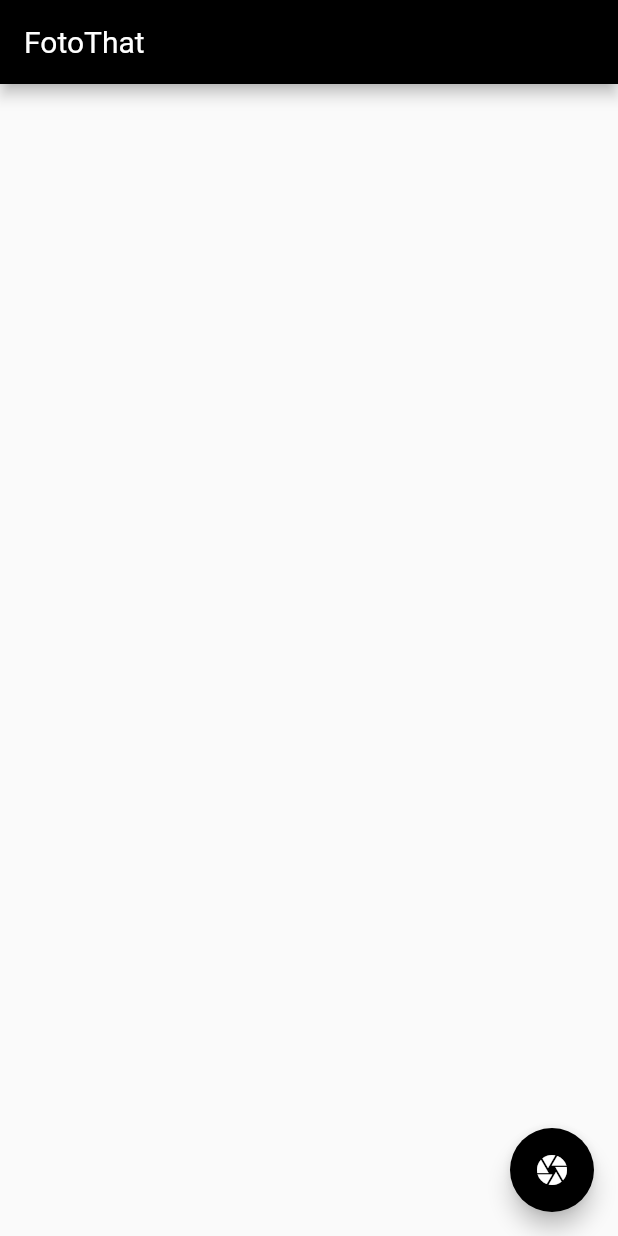
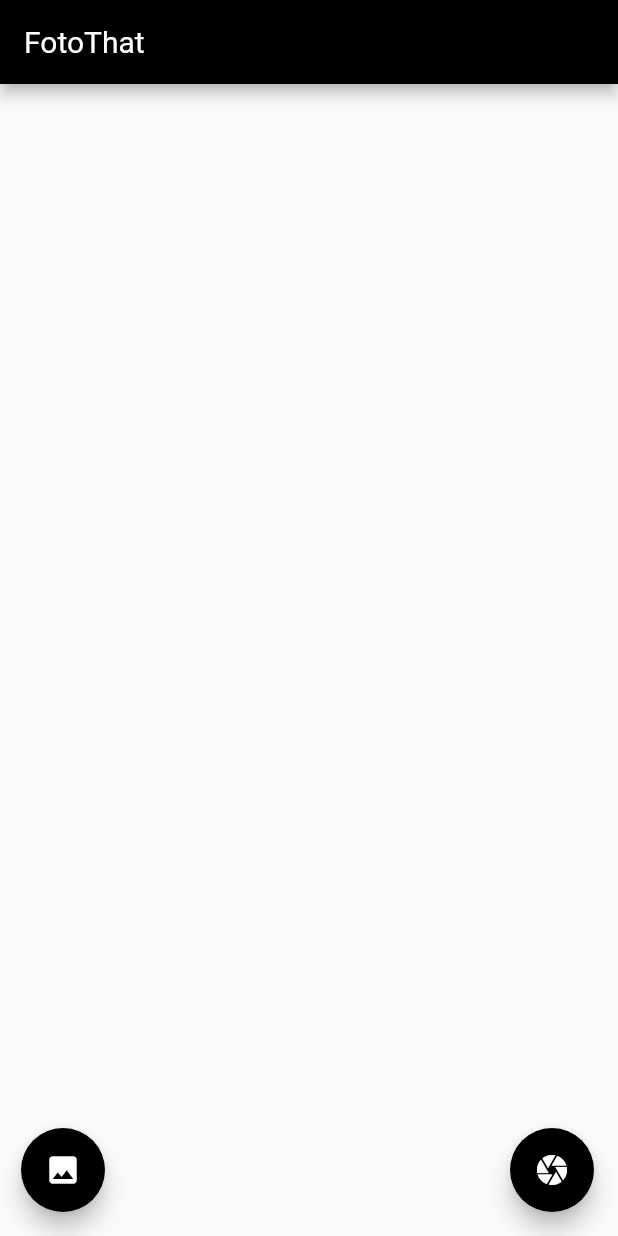
Before and after one commit to aswanthek1/hackathon-team-4, a Flutter app: the screen it shows after launch, on a phone screen of 412 x 824 dp. Run offline on Flutter 3.47's test engine with Material 2 defaults, Android fonts, the phone set to English and light mode, and no system bars; our stand-ins replace camera, image_picker.

Commit message:
Added image picker for gallery images

```diff
--- a/lib/global_state.dart
+++ b/lib/global_state.dart
@@ -1,12 +1,16 @@
 import 'package:flutter/material.dart';
 import 'package:camera/camera.dart';
+import 'package:image_picker/image_picker.dart';
 
 class ImageModel extends ChangeNotifier {
   final List<XFile> _images = [];
+  late List<XFile> _galleryImages = [];
 
   List<XFile> get images => _images;
+  List<XFile> get galleryImages => _galleryImages;
 
   void addImage(XFile image) {
+    print("$image firest");
     _images.add(image);
     notifyListeners();
   }
@@ -14,4 +18,8 @@ class ImageModel extends ChangeNotifier {
     _images.remove(image);
     notifyListeners();
   }
+  void addGalleryImage(XFile galleryImage) {
+    _galleryImages.add(galleryImage);
+    notifyListeners();
+  }
 }
--- a/lib/homepage.dart
+++ b/lib/homepage.dart
@@ -5,12 +5,33 @@ import 'dart:io';
 
 import "./my_camera.dart";
 import './global_state.dart';
+import 'package:image_picker/image_picker.dart';
 
 class MyHome extends StatelessWidget {
   const MyHome({super.key});
   @override
   Widget build(BuildContext context) {
     var imageModel = Provider.of<ImageModel>(context);
+    final ImagePicker imgpicker = ImagePicker();
+
+    openImages() async {
+      try {
+        var pickedfiles = await imgpicker.pickMultiImage();
+      if(pickedfiles != null) {
+        for(var i=0; i<pickedfiles.length; i++){
+          imageModel.addGalleryImage(pickedfiles[i]);
+        }
+      }
+      else {
+        print("no image selected");
+      }
+      } catch (e) {
+        print("error while picking file. $e");
+      }
+
+    }
+
+
     return Scaffold(
       appBar: AppBar(
         title: const Text("FotoThat"),
@@ -60,7 +81,22 @@ class MyHome extends StatelessWidget {
               )
             ],
           )),
-      floatingActionButton: FloatingActionButton(
+      floatingActionButton:
+      Padding(padding: EdgeInsets.only(left: 30),
+      child: Row(
+        crossAxisAlignment: CrossAxisAlignment.end,
+        children: [
+          //for gallery
+          FloatingActionButton(
+        onPressed: ()  {
+          openImages();
+        },
+        backgroundColor: Colors.black,
+        child: const Icon(Icons.image, color: Colors.white),
+      ),
+      Expanded(child: Container()),
+      //for camera
+      FloatingActionButton(
         onPressed: () async {
           await availableCameras().then(
             (value) => Navigator.push(
@@ -74,6 +110,9 @@ class MyHome extends StatelessWidget {
         backgroundColor: Colors.black,
         child: const Icon(Icons.camera, color: Colors.white),
       ),
+        ],
+      ),
+      )
     );
   }
 }
--- a/pubspec.yaml
+++ b/pubspec.yaml
@@ -37,6 +37,7 @@ dependencies:
   cupertino_icons: ^1.0.2
   camera: ^0.10.4
   provider: ^6.0.5
+  image_picker: ^0.8.7+4
 
 dev_dependencies:
   flutter_test:
```
Also changed, not shown: pubspec.lock.
